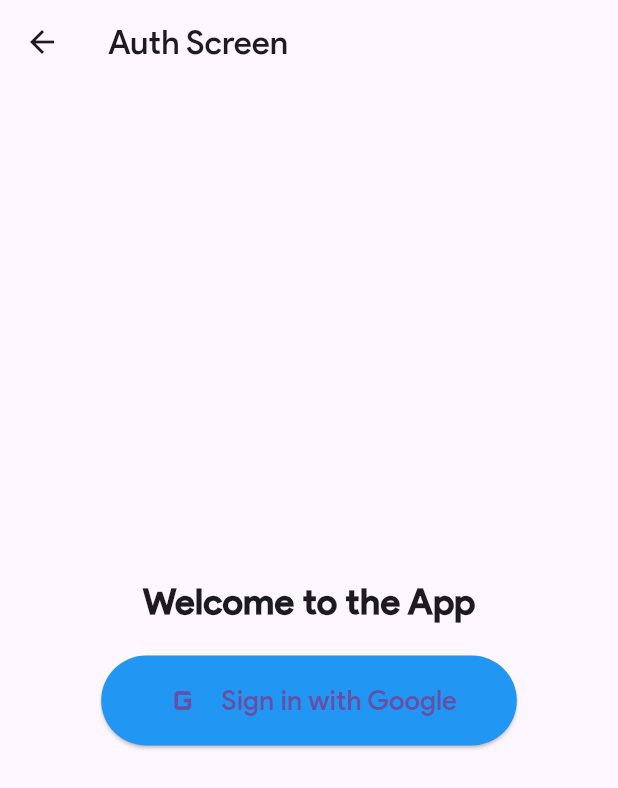
After one commit to Priyanshg0211/Aarogya-Vishwas, a Flutter app: the AuthScreen screen opened directly, after a tap on "Sign in with Google", on a phone screen of 412 x 824 dp. The commit adds this screen. Shown: the top 788 px of the screen. Run offline on Flutter 3.47's test engine with Material 3 defaults, Android fonts, the phone set to English and light mode, and no system bars; our stand-ins replace cloud_firestore, firebase_auth, firebase_core, flutter_markdown, google_sign_in, image_picker and 1 more; accounts and stored records are empty.

Commit message:
firebase integrated

```diff
--- a/lib/Homescreen/Homescreen.dart
+++ b/lib/Homescreen/Homescreen.dart
@@ -1,4 +1,5 @@
 import 'package:aarogya_vishwas/Feature/AI%20model/widget/ModelUI.dart';
+import 'package:aarogya_vishwas/Homescreen/Profilepage.dart';
 import 'package:aarogya_vishwas/Homescreen/selectlanguage.dart';
 import 'package:aarogya_vishwas/localization/app_localization.dart';
 import 'package:flutter/material.dart';
@@ -22,7 +23,7 @@ class HomeScreen extends StatelessWidget {
               Navigator.push(
                 context,
                 MaterialPageRoute(
-                  builder: (context) => LanguageSelectionScreen(),
+                  builder: (context) => Profilepage(),
                 ),
               );
             },
--- /dev/null
+++ b/lib/authscreen/authscreen.dart
@@ -0,0 +1,108 @@
+import 'package:flutter/material.dart';
+import 'package:firebase_auth/firebase_auth.dart';
+import 'package:google_sign_in/google_sign_in.dart';
+import 'package:cloud_firestore/cloud_firestore.dart';
+import 'package:aarogya_vishwas/Homescreen/Homescreen.dart'; // Import the HomeScreen
+
+class AuthScreen extends StatelessWidget {
+  final FirebaseAuth _auth = FirebaseAuth.instance;
+  final GoogleSignIn _googleSignIn = GoogleSignIn();
+  final FirebaseFirestore _firestore = FirebaseFirestore.instance;
+
+  // Function to handle Google Sign-In
+  Future<void> _signInWithGoogle(BuildContext context) async {
+    try {
+      // Trigger Google Sign-In flow
+      final GoogleSignInAccount? googleUser = await _googleSignIn.signIn();
+      if (googleUser == null) return; // User canceled the sign-in
+
+      // Obtain auth details from the request
+      final GoogleSignInAuthentication googleAuth =
+          await googleUser.authentication;
+
+      // Create a new credential
+      final AuthCredential credential = GoogleAuthProvider.credential(
+        accessToken: googleAuth.accessToken,
+        idToken: googleAuth.idToken,
+      );
+
+      // Sign in to Firebase with the credential
+      final UserCredential userCredential =
+          await _auth.signInWithCredential(credential);
+
+      // Get the signed-in user
+      final User? user = userCredential.user;
+
+      if (user != null) {
+        // Check if the user is new or existing
+        final bool isNewUser = userCredential.additionalUserInfo?.isNewUser ?? false;
+
+        if (isNewUser) {
+          // Store user data in Firestore using email as the document ID
+          await _firestore.collection('users').doc(user.email).set({
+            'uid': user.uid, // Store UID (optional)
+            'email': user.email, // Store email
+            'displayName': user.displayName, // Store display name
+            'photoURL': user.photoURL, // Store photo URL
+            'createdAt': DateTime.now(), // Store creation timestamp
+          });
+        }
+
+        // Navigate to the home screen after successful login
+        Navigator.pushReplacement(
+          context,
+          MaterialPageRoute(
+            builder: (context) => HomeScreen(), // Navigate to HomeScreen
+          ),
+        );
+      }
+    } catch (e) {
+      print('Error during Google Sign-In: $e');
+      ScaffoldMessenger.of(context).showSnackBar(
+        SnackBar(content: Text('Failed to sign in with Google')),
+      );
+    }
+  }
+
+  @override
+  Widget build(BuildContext context) {
+    return Scaffold(
+      appBar: AppBar(
+        title: Text('Auth Screen'),
+      ),
+      body: Center(
+        child: Column(
+          mainAxisAlignment: MainAxisAlignment.center,
+          children: [
+            Text(
+              'Welcome to the App',
+              style: TextStyle(fontSize: 24, fontWeight: FontWeight.bold),
+            ),
+            SizedBox(height: 20),
+            ElevatedButton(
+              onPressed: () => _signInWithGoogle(context),
+              style: ElevatedButton.styleFrom(
+                padding: EdgeInsets.symmetric(horizontal: 40, vertical: 15),
+                backgroundColor: Colors.blue,
+                shape: RoundedRectangleBorder(
+                  borderRadius: BorderRadius.circular(30),
+                ),
+              ),
+              child: Row(
+                mainAxisSize: MainAxisSize.min,
+                children: [
+                  Icon(Icons.g_mobiledata, size: 30),
+                  SizedBox(width: 10),
+                  Text(
+                    'Sign in with Google',
+                    style: TextStyle(fontSize: 18),
+                  ),
+                ],
+              ),
+            ),
+          ],
+        ),
+      ),
+    );
+  }
+}
--- a/pubspec.yaml
+++ b/pubspec.yaml
@@ -49,6 +49,10 @@ dependencies:
   intl: ^0.19.0
   translator: ^1.0.3+1
   google_fonts: ^6.2.1
+  firebase_core: ^3.12.0
+  firebase_auth: ^5.5.0
+  google_sign_in: ^6.2.2
+  cloud_firestore: ^5.6.4
 
 dev_dependencies:
   flutter_test:
```
Also changed, not shown: lib/Homescreen/Profilepage.dart (added, +119 -0 lines), lib/main.dart (+14 -5 lines), firebase.json (added), lib/firebase_options.dart (added), pubspec.lock, 6 other files.
